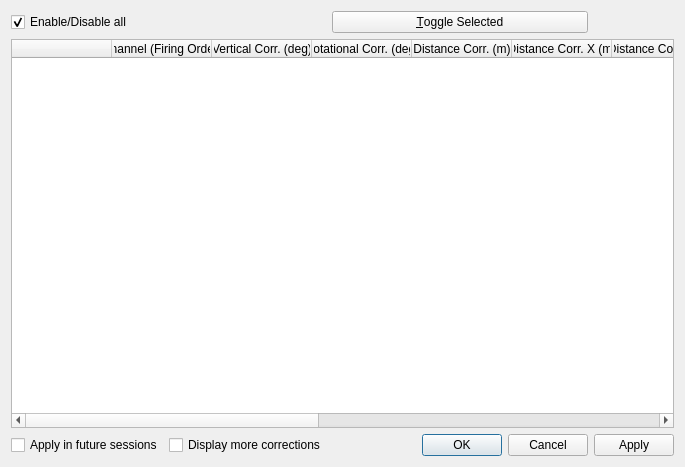
This is Application/Ui/Widgets/vvLaserSelectionDialog.ui in Kitware/VeloView as Qt 5 draws it before an edit. The edited form follows.
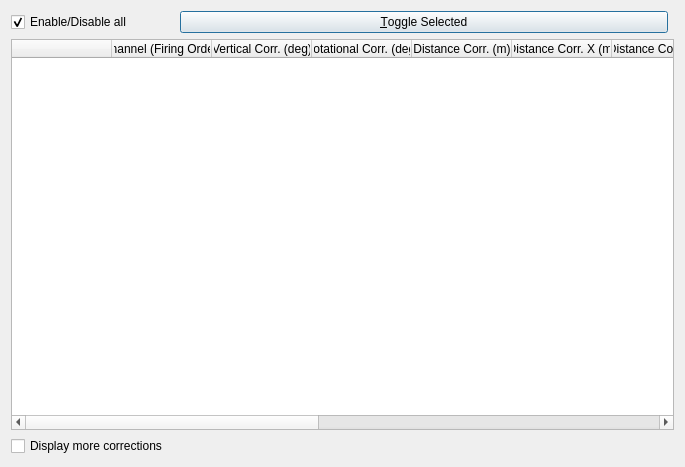
This is the edited form.

Commit message: Refactor & improve laser selection dialog

```diff
--- a/Application/Ui/Widgets/vvLaserSelectionDialog.ui
+++ b/Application/Ui/Widgets/vvLaserSelectionDialog.ui
@@ -24,23 +24,6 @@
      </property>
     </widget>
    </item>
-   <item row="7" column="1">
-    <widget class="QCheckBox" name="saveCheckBox">
-     <property name="text">
-      <string>Apply in future sessions</string>
-     </property>
-     <property name="checked">
-      <bool>false</bool>
-     </property>
-    </widget>
-   </item>
-   <item row="7" column="4">
-    <widget class="QPushButton" name="apply">
-     <property name="text">
-      <string>Apply</string>
-     </property>
-    </widget>
-   </item>
    <item row="6" column="1" colspan="4">
     <widget class="QTableWidget" name="LaserTable">
      <property name="selectionBehavior">
@@ -167,21 +150,11 @@
      </column>
     </widget>
    </item>
-   <item row="7" column="2">
-    <widget class="QCheckBox" name="DisplayMoreCorrections">
-     <property name="text">
-      <string>Display more corrections</string>
-     </property>
-    </widget>
-   </item>
    <item row="7" column="3">
     <widget class="QDialogButtonBox" name="buttonBox">
      <property name="orientation">
       <enum>Qt::Horizontal</enum>
      </property>
-     <property name="standardButtons">
-      <set>QDialogButtonBox::Cancel|QDialogButtonBox::Ok</set>
-     </property>
     </widget>
    </item>
    <item row="0" column="1">
@@ -197,6 +170,13 @@
      </property>
     </widget>
    </item>
+   <item row="7" column="1">
+    <widget class="QCheckBox" name="DisplayMoreCorrections">
+     <property name="text">
+      <string>Display more corrections</string>
+     </property>
+    </widget>
+   </item>
   </layout>
  </widget>
  <resources/>
```
The commit also changes 3 other files.
